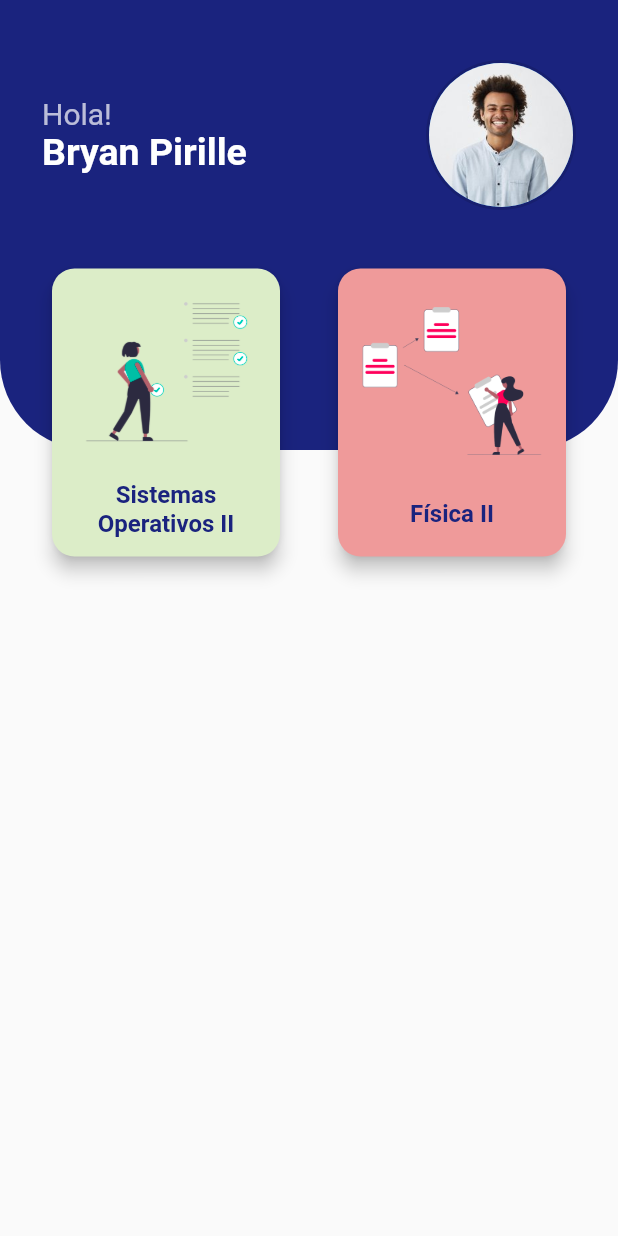
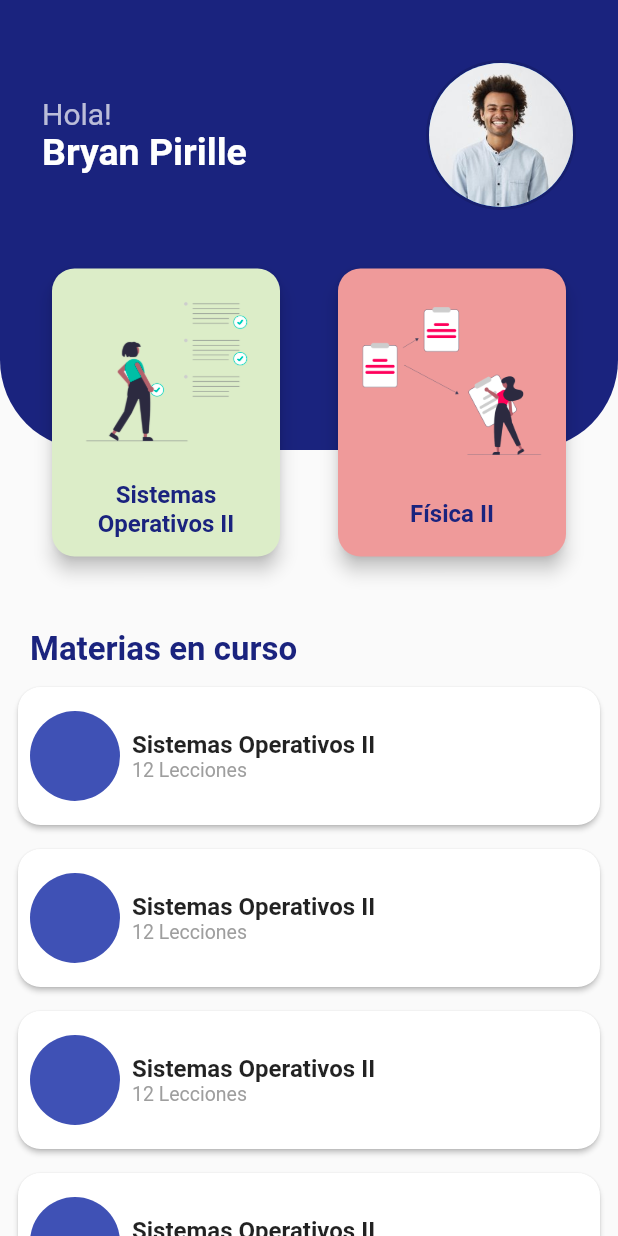
Before and after one commit to Tesam/my_stats, a Flutter app: the screen it shows after launch, on a phone screen of 412 x 824 dp. Run offline on Flutter 3.47's test engine with Material 2 defaults, Android fonts, the phone set to English and light mode, and no system bars.

Commit message:
feature(subject_card): add the subject card section ui

```diff
--- a/lib/home/ui/screens/home_screen.dart
+++ b/lib/home/ui/screens/home_screen.dart
@@ -1,6 +1,7 @@
 import 'package:flutter/material.dart';
 import 'package:my_stats/home/ui/widgets/featured_subjects.dart';
 import 'package:my_stats/home/ui/widgets/home_appbar.dart';
+import 'package:my_stats/home/ui/widgets/subject_card.dart';
 
 class HomeScreen extends StatefulWidget {
   @override
@@ -17,9 +18,27 @@ class _HomeScreenState extends State<HomeScreen> {
             alignment: const Alignment(2.5, 2.5),
             children: [
               HomeAppbar("Bryan Pirille","assets/images/person.jpg"),
-              FeaturedSubjects("Sistemas Operativos II","Física II")
+              FeaturedSubjects("Sistemas Operativos II","Física II"),
             ],
           ),
+          Container(
+            margin: EdgeInsets.only(top: 120.0, left: 20.0),
+            child: Text(
+              "Materias en curso",
+              style: TextStyle(
+                fontSize: 22.0,
+                fontWeight: FontWeight.bold,
+                color: Colors.indigo.shade900
+              ),
+            ),
+          ),
+          SubjectCard("Sistemas Operativos II","12 Lecciones"),
+          SubjectCard("Sistemas Operativos II","12 Lecciones"),
+          SubjectCard("Sistemas Operativos II","12 Lecciones"),
+          SubjectCard("Sistemas Operativos II","12 Lecciones"),
+          SubjectCard("Sistemas Operativos II","12 Lecciones"),
+          SubjectCard("Sistemas Operativos II","12 Lecciones"),
+          SubjectCard("Sistemas Operativos II","12 Lecciones"),
         ],
       ),
     );
--- /dev/null
+++ b/lib/home/ui/widgets/subject_card.dart
@@ -0,0 +1,58 @@
+import 'package:flutter/material.dart';
+
+class SubjectCard extends StatelessWidget {
+  String subjectName;
+  String subjectDescription;
+
+  SubjectCard(this.subjectName, this.subjectDescription);
+
+  @override
+  Widget build(BuildContext context) {
+    return Container(
+      height: 100.0,
+      margin: EdgeInsets.only(left:8.0, right: 8.0, top: 8.0),
+      child: Card(
+        child: Row(
+          children: [
+            Container(
+              padding: EdgeInsets.all(8.0),
+              child:
+              CircleAvatar(
+                backgroundColor: Colors.indigo,
+                radius: 30.0,
+              ),
+            ),
+            Column(
+              crossAxisAlignment: CrossAxisAlignment.start,
+              mainAxisAlignment: MainAxisAlignment.center,
+              children: [
+                Container(
+                  child: Text(
+                    subjectName,
+                    style: TextStyle(
+                        fontSize: 16.0,
+                        fontWeight: FontWeight.bold
+                    ),
+                  ),
+                ),
+                Container(
+                  child: Text(
+                    subjectDescription,
+                    style: TextStyle(
+                        fontSize: 13.0,
+                        color: Colors.grey
+                    ),
+                  ),
+                ),
+              ],
+            ),
+          ],
+        ),
+        elevation: 1.5,
+        shape: RoundedRectangleBorder(
+          borderRadius: BorderRadius.circular(15.0),
+        ),
+      ),
+    );
+  }
+}
```
